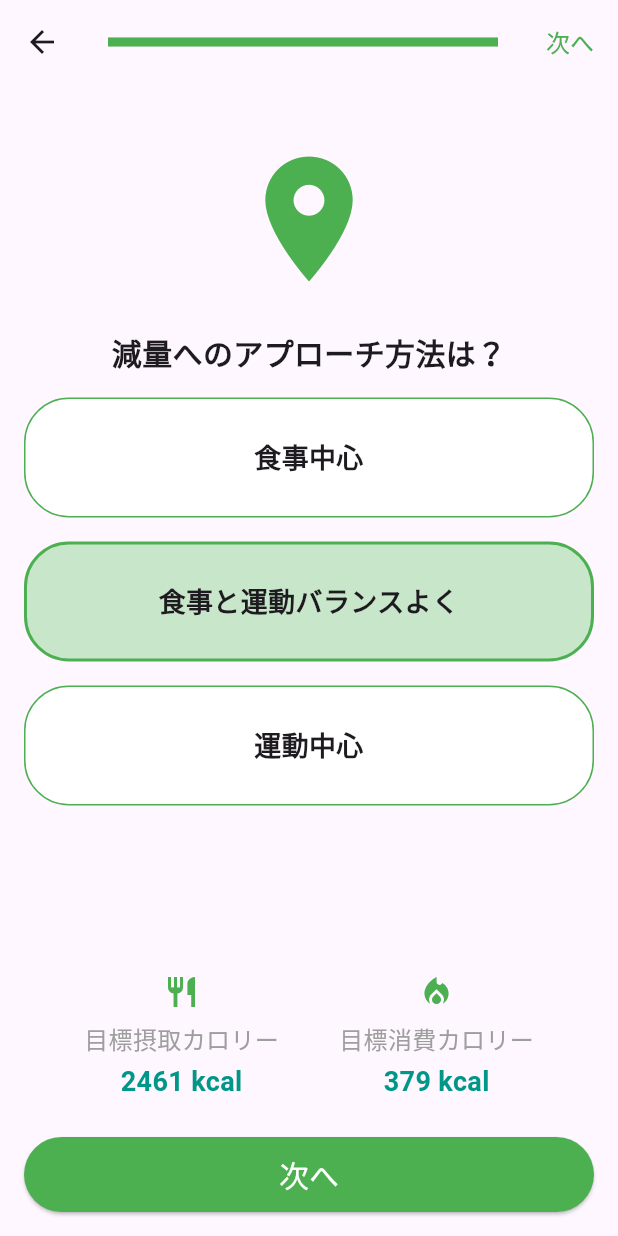
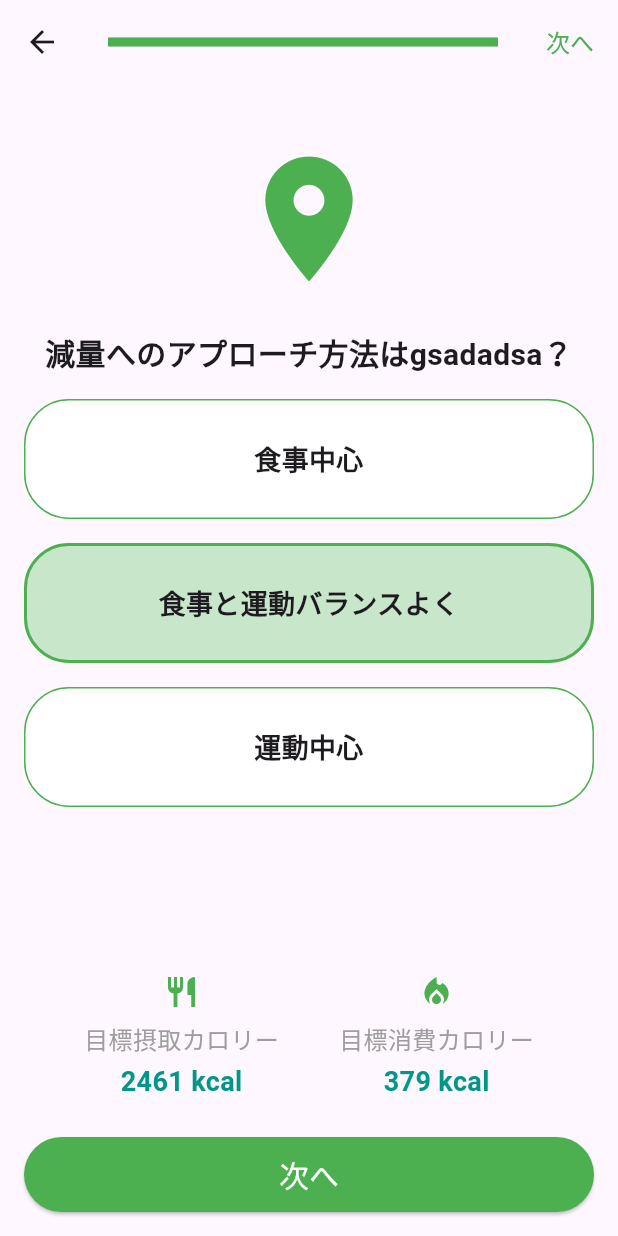
Before and after one commit to rlgur3470/okarada, a Flutter app: the ApproachSelectionScreen screen opened by its route, on a phone screen of 412 x 824 dp. Run offline on Flutter 3.47's test engine with Material 3 defaults, Android fonts, the phone set to English and light mode, and no system bars.

Commit message:
減量への

```diff
--- a/lib/screens/approach_selection_screen.dart
+++ b/lib/screens/approach_selection_screen.dart
@@ -66,7 +66,7 @@ class _ApproachSelectionScreenState extends State<ApproachSelectionScreen> {
             ),
             const SizedBox(height: 24),
             const Text(
-              '減量へのアプローチ方法は？',
+              '減量へのアプローチ方法はgsadadsa？',
               style: TextStyle(fontSize: 20, fontWeight: FontWeight.bold),
             ),
             const SizedBox(height: 8),
```
